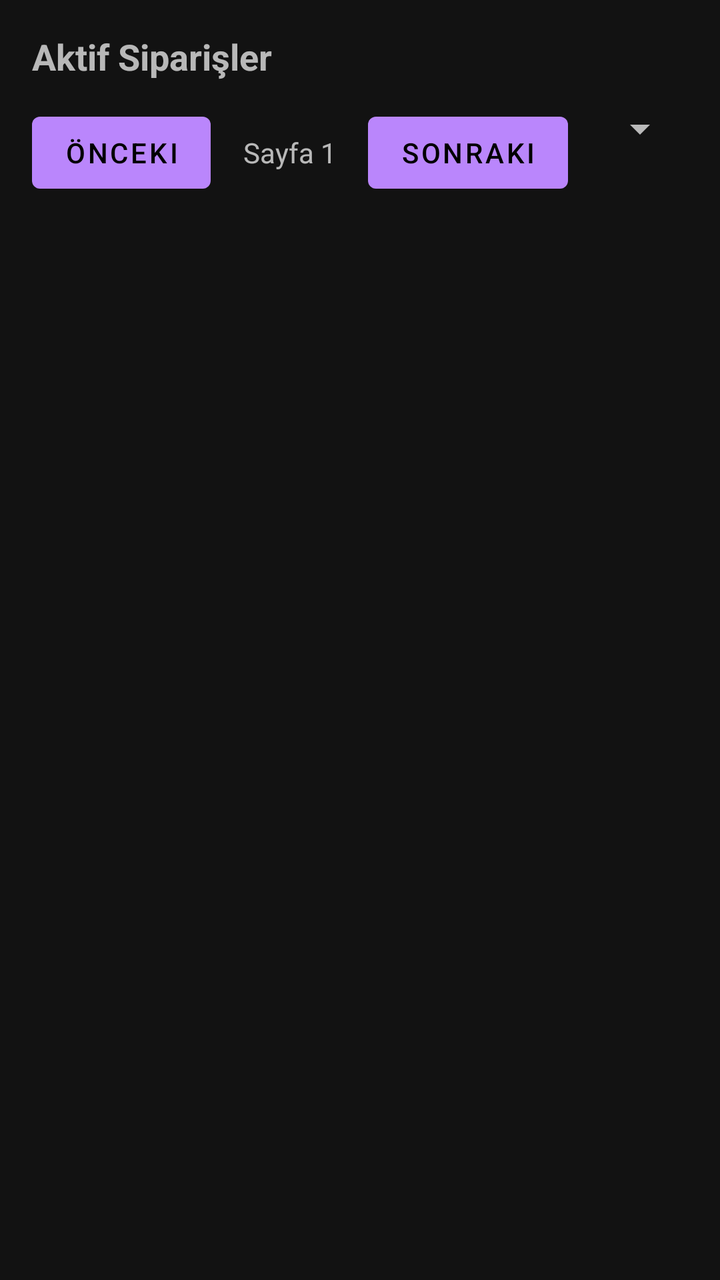
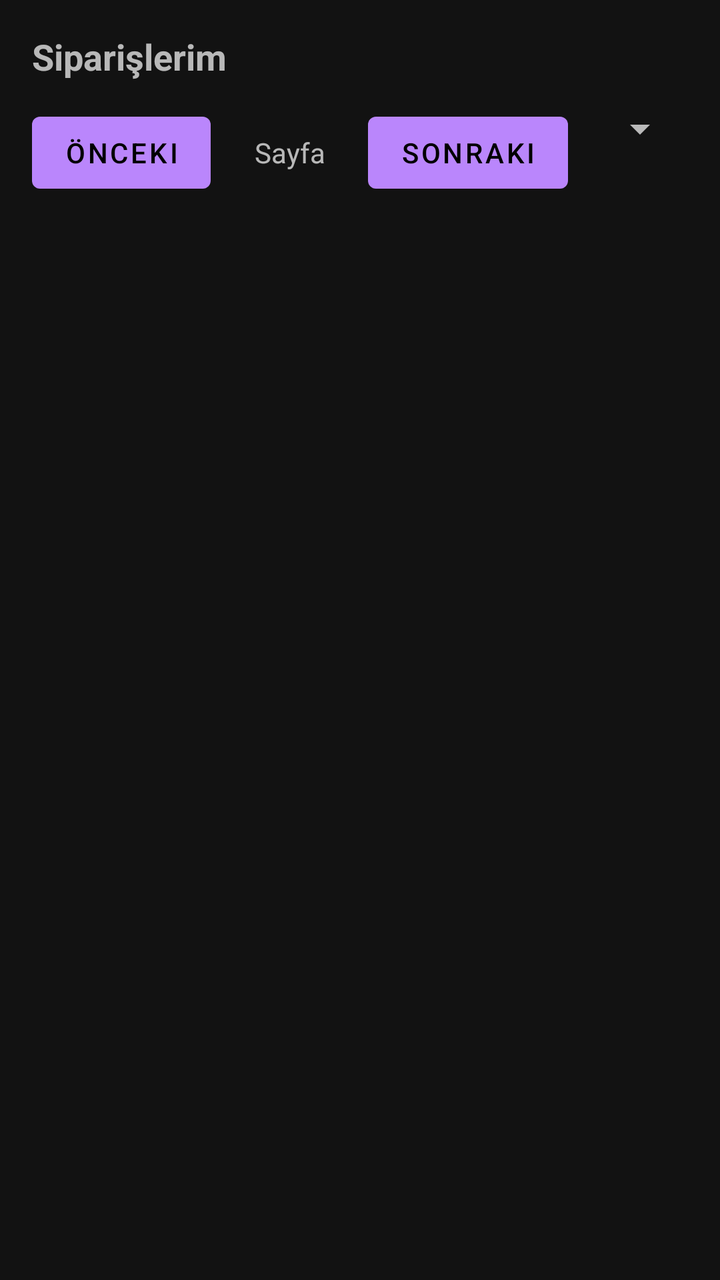

The first picture is an Android layout as it rendered before a commit; the second is the same layout after the commit. The layout source and the unified diff follow.
<!-- AndroidManifest.xml: application theme Theme.MaterialComponents.NoActionBar -->
<!-- res/layout/activity_merchant_orders.xml -->
<?xml version="1.0" encoding="utf-8"?>
<androidx.constraintlayout.widget.ConstraintLayout
    xmlns:android="http://schemas.android.com/apk/res/android"
    xmlns:app="http://schemas.android.com/apk/res-auto"
    android:layout_width="match_parent"
    android:layout_height="match_parent"
    android:padding="16dp"
    android:fitsSystemWindows="true">

    <TextView
        android:id="@+id/txtHeader"
        android:layout_width="0dp"
        android:layout_height="wrap_content"
        android:text="Aktif Siparişler"
        android:textStyle="bold"
        android:textSize="18sp"
        app:layout_constraintTop_toTopOf="parent"
        app:layout_constraintStart_toStartOf="parent"
        app:layout_constraintEnd_toEndOf="parent"/>

    <LinearLayout
        android:id="@+id/layoutControls"
        android:layout_width="0dp"
        android:layout_height="wrap_content"
        android:orientation="horizontal"
        android:layout_marginTop="12dp"
        app:layout_constraintTop_toBottomOf="@id/txtHeader"
        app:layout_constraintStart_toStartOf="parent"
        app:layout_constraintEnd_toEndOf="parent">

        <Button
            android:id="@+id/btnPrevPage"
            android:layout_width="wrap_content"
            android:layout_height="wrap_content"
            android:text="Önceki"/>

        <TextView
            android:id="@+id/txtPageInfo"
            android:layout_width="0dp"
            android:layout_height="wrap_content"
            android:layout_weight="1"
            android:text="Sayfa 1"
            android:gravity="center"/>

        <Button
            android:id="@+id/btnNextPage"
            android:layout_width="wrap_content"
            android:layout_height="wrap_content"
            android:text="Sonraki"/>

        <Spinner
            android:id="@+id/spinnerPageSize"
            android:layout_width="wrap_content"
            android:layout_height="wrap_content"
            android:layout_marginStart="12dp"/>
    </LinearLayout>

    <androidx.recyclerview.widget.RecyclerView
        android:id="@+id/recyclerOrders"
        android:layout_width="0dp"
        android:layout_height="0dp"
        app:layoutManager="androidx.recyclerview.widget.LinearLayoutManager"
        app:layout_constraintTop_toBottomOf="@id/layoutControls"
        app:layout_constraintBottom_toBottomOf="parent"
        app:layout_constraintStart_toStartOf="parent"
        app:layout_constraintEnd_toEndOf="parent"/>

    <ProgressBar
        android:id="@+id/progress"
        android:layout_width="36dp"
        android:layout_height="36dp"
        android:visibility="gone"
        app:layout_constraintTop_toTopOf="@id/recyclerOrders"
        app:layout_constraintBottom_toBottomOf="@id/recyclerOrders"
        app:layout_constraintStart_toStartOf="@id/recyclerOrders"
        app:layout_constraintEnd_toEndOf="@id/recyclerOrders"/>
</androidx.constraintlayout.widget.ConstraintLayout>
<!-- resources referenced by this layout -->
<resources>

</resources>

<!-- the commit's change to res/layout/activity_merchant_orders.xml (unified diff, before → after) -->
@@ -11,7 +11,7 @@
         android:id="@+id/txtHeader"
         android:layout_width="0dp"
         android:layout_height="wrap_content"
-        android:text="Aktif Siparişler"
+        android:text="@string/home_button_orders"
         android:textStyle="bold"
         android:textSize="18sp"
         app:layout_constraintTop_toTopOf="parent"
@@ -32,21 +32,21 @@
             android:id="@+id/btnPrevPage"
             android:layout_width="wrap_content"
             android:layout_height="wrap_content"
-            android:text="Önceki"/>
+            android:text="@string/previous_button"/>
 
         <TextView
             android:id="@+id/txtPageInfo"
             android:layout_width="0dp"
             android:layout_height="wrap_content"
             android:layout_weight="1"
-            android:text="Sayfa 1"
+            android:text="@string/page_text"
             android:gravity="center"/>
 
         <Button
             android:id="@+id/btnNextPage"
             android:layout_width="wrap_content"
             android:layout_height="wrap_content"
-            android:text="Sonraki"/>
+            android:text="@string/next_button"/>
 
         <Spinner
             android:id="@+id/spinnerPageSize"
<!-- resource entries referenced after the edit -->
@@ -1,5 +1,8 @@
 <!-- resources referenced by this layout -->
 <resources>
-
+  <string name="home_button_orders">Siparişlerim</string>
+  <string name="next_button">Sonraki</string>
+  <string name="page_text">Sayfa</string>
+  <string name="previous_button">Önceki</string>
 </resources>
 
